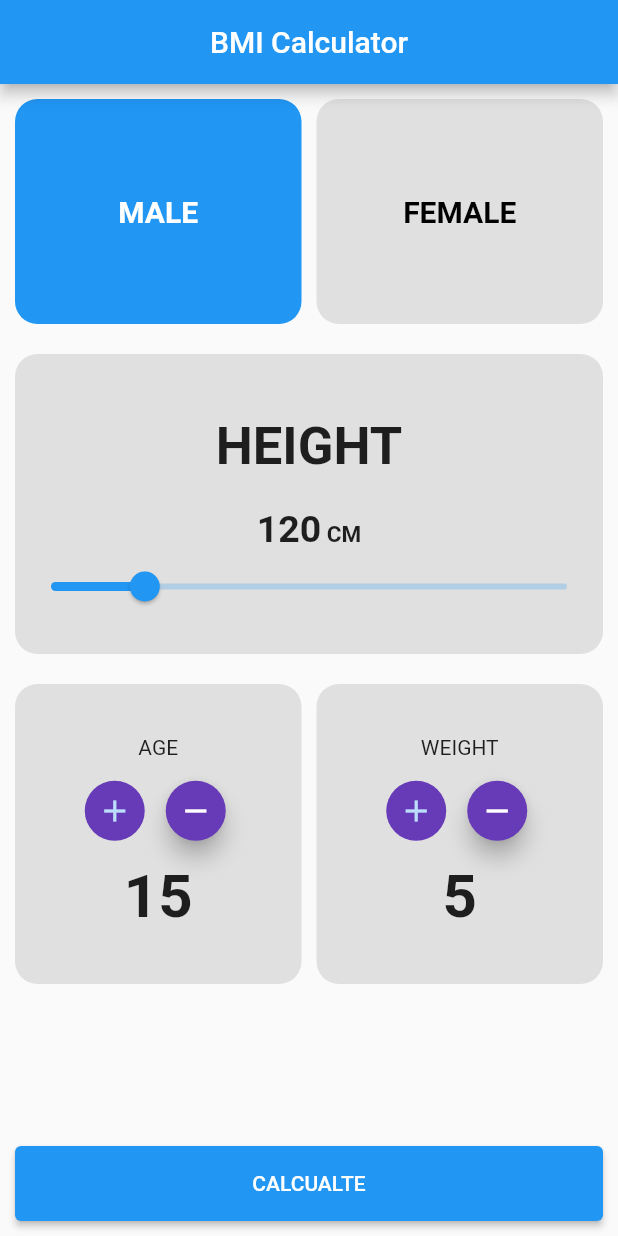
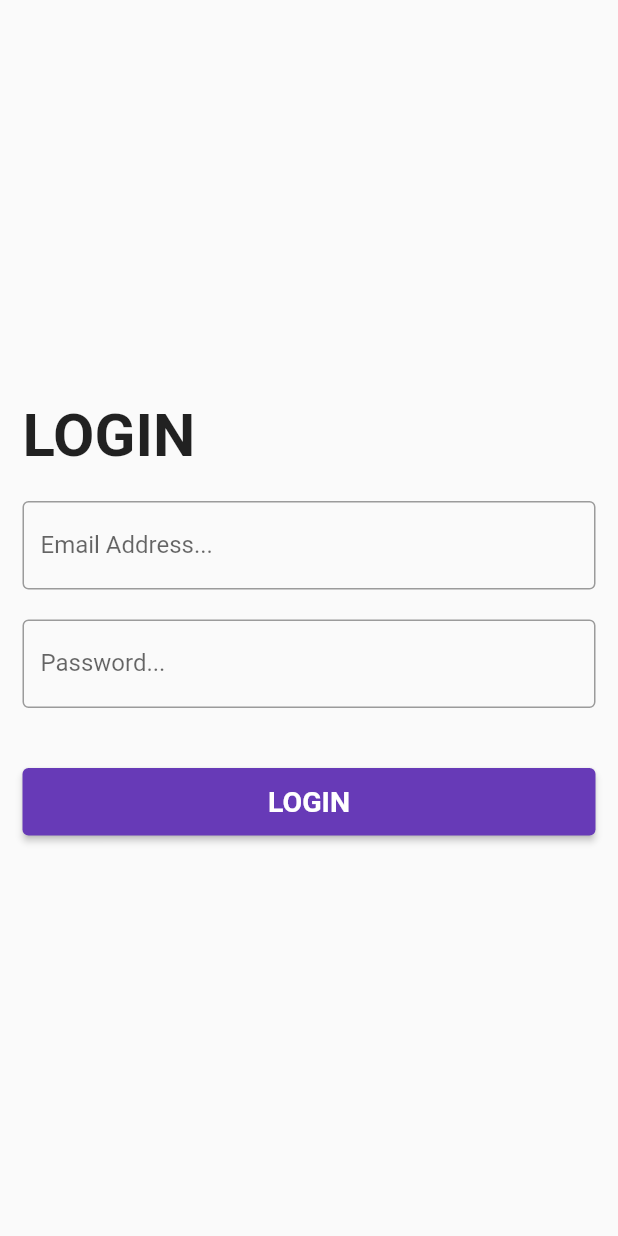
Before and after one commit to 3shmawi/3C-Sessions, a Flutter app: the screen it shows after launch, on a phone screen of 412 x 824 dp. Run offline on Flutter 3.47's test engine with Material 2 defaults, Android fonts, the phone set to English and light mode, and no system bars; our stand-ins replace flutter_bloc, flutter_native_splash.

Commit message:
login screen

```diff
--- a/lib/main.dart
+++ b/lib/main.dart
@@ -1,5 +1,8 @@
 import 'package:flutter/material.dart';
 import 'package:hello_flutter/screens/bmi/bmi_screen.dart';
+import 'package:hello_flutter/screens/bmi_calculator.dart';
+import 'package:hello_flutter/screens/login.dart';
+import 'package:hello_flutter/screens/messengar.dart';
 import 'package:hello_flutter/screens/review.dart';
 
 void main() {
@@ -9,7 +12,10 @@ void main() {
 class MyApp extends StatelessWidget {
   Widget build(context) {
     return MaterialApp(
-      home: BMICalculator(),
+      theme: ThemeData(
+        primarySwatch: Colors.deepPurple
+      ),
+      home:  LoginScreen(),
     );
   }
 }
--- /dev/null
+++ b/lib/screens/login.dart
@@ -0,0 +1,123 @@
+import 'package:flutter/material.dart';
+
+class LoginScreen extends StatelessWidget {
+  LoginScreen({Key? key}) : super(key: key);
+
+  final String password = '123456';
+  final TextEditingController emailController = TextEditingController();
+  final TextEditingController passwordController = TextEditingController();
+
+  @override
+  Widget build(BuildContext context) {
+    var formKey = GlobalKey<FormState>();
+    return Scaffold(
+      body: SafeArea(
+        child: Padding(
+          padding: const EdgeInsets.all(15.0),
+          child: Form(
+            key: formKey,
+            child: Column(
+              crossAxisAlignment: CrossAxisAlignment.start,
+              mainAxisAlignment: MainAxisAlignment.center,
+              children: [
+                Text(
+                  'LOGIN',
+                  style: TextStyle(
+                    fontWeight: FontWeight.bold,
+                    fontSize: 40,
+                  ),
+                ),
+                SizedBox(
+                  height: 20,
+                ),
+                TextFormField(
+                  controller: emailController,
+                  validator: (value) {
+                    if (value!.isEmpty) {
+                      return 'It should not be empty';
+                    }
+
+                    return null;
+                  },
+                  decoration: InputDecoration(
+                    labelText: 'Email Address...',
+                    border: OutlineInputBorder(),
+                  ),
+                ),
+                SizedBox(
+                  height: 20,
+                ),
+                TextFormField(
+                  controller: passwordController,
+                  validator: (value) {
+                    if (value!.isEmpty) {
+                      return 'It should not be empty';
+                    }
+                    if (value != password) {
+                      return 'Invalid value';
+                    }
+                    return null;
+                  },
+                  decoration: InputDecoration(
+                    labelText: 'Password...',
+                    border: OutlineInputBorder(),
+                  ),
+                ),
+                SizedBox(
+                  height: 40,
+                ),
+                SizedBox(
+                  height: 45,
+                  width: double.infinity,
+                  child: ElevatedButton(
+                    onPressed: () {
+                      if (formKey.currentState!.validate()) {
+                        showSnackBarAsBottomSheet(
+                            context, 'Login Successfully');
+                      }
+                    },
+                    child: Text(
+                      'LOGIN',
+                      style: TextStyle(
+                        fontWeight: FontWeight.bold,
+                        fontSize: 19,
+                      ),
+                    ),
+                  ),
+                ),
+              ],
+            ),
+          ),
+        ),
+      ),
+    );
+  }
+
+  static void showSnackBarAsBottomSheet(BuildContext context, String message) {
+    showModalBottomSheet<void>(
+      isDismissible: false,
+      clipBehavior: Clip.antiAliasWithSaveLayer,
+      shape: RoundedRectangleBorder(
+        borderRadius: BorderRadius.circular(15),
+      ),
+      context: context,
+      barrierColor: const Color.fromRGBO(0, 0, 0, 0),
+      builder: (BuildContext context) {
+        return Container(
+          height: 50,
+          alignment: AlignmentDirectional.center,
+          color: Colors.grey.shade800,
+          padding: const EdgeInsets.all(12),
+          child: Wrap(
+            children: [
+              Text(
+                message,
+                style: const TextStyle(color: Colors.white),
+              ),
+            ],
+          ),
+        );
+      },
+    );
+  }
+}
--- a/lib/screens/messengar.dart
+++ b/lib/screens/messengar.dart
@@ -224,7 +224,7 @@ class MessageScreen extends StatelessWidget {
                                       children: [
                                         Expanded(
                                           child: Text(
-                                            'Hello i\'m Mohamed kjlfaksdflkajslfkjalllk lklasjdlfk laksdjlfklasdfjl lkjsdflakjs a',
+                                            'Hello i\'m Mohamed ',
                                             maxLines: 1,
                                             overflow: TextOverflow.ellipsis,
                                             style: TextStyle(
```
Also changed, not shown: lib/screens/review.dart (+8 -8 lines), lib/screens/text_navigate.dart (+44 -2 lines), 1 other file.
